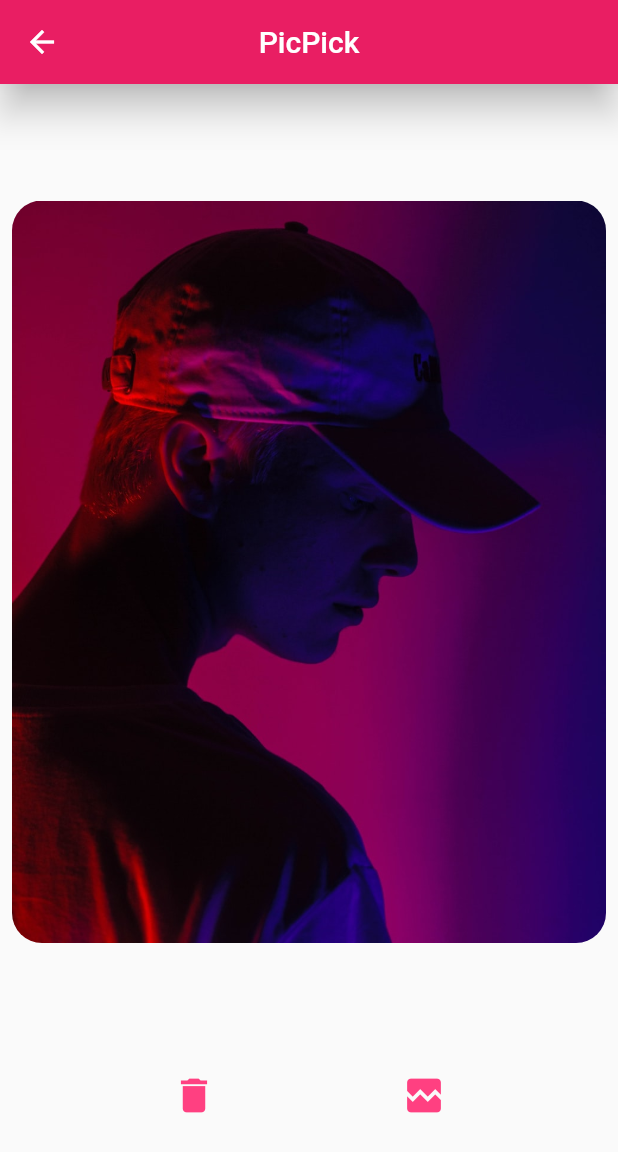
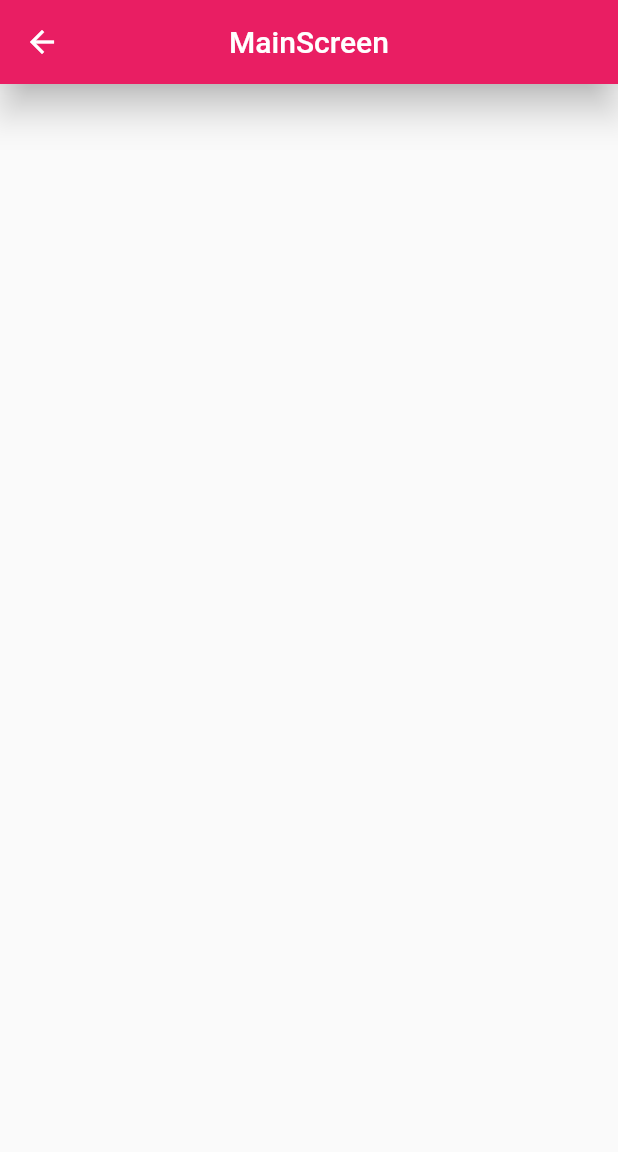
Before and after one commit to TheDechev/PicPick, a Flutter app: the MainScreen screen opened by its route, on a phone screen of 412 x 824 dp. Shown: the top 1152 px of the screen. Run offline on Flutter 3.47's test engine with Material 2 defaults, Android fonts, the phone set to English and light mode, and no system bars; drawn by our look-alikes of badges; our stand-ins replace bloc, equatable, flutter_bloc, loading_indicator, permission_handler; missing offline and left inert: photo_gallery.

Commit message:
Add loading indicator and remove main page logic

```diff
--- a/lib/screens/main_screen.dart
+++ b/lib/screens/main_screen.dart
@@ -3,11 +3,7 @@ import 'dart:math';
 import 'package:badges/badges.dart';
 import 'package:flutter/cupertino.dart';
 import 'package:flutter/material.dart';
-import 'package:local_image_provider/device_image.dart';
-import 'package:local_image_provider/local_image.dart';
 import 'package:picpick/utils/constants.dart';
-import 'package:positioned_tap_detector/positioned_tap_detector.dart';
-import 'package:local_image_provider/local_image_provider.dart' as lip;
 
 class MainScreen extends StatefulWidget {
   static const RouteKey = '/main_screen';
@@ -18,146 +14,15 @@ class MainScreen extends StatefulWidget {
 
 class _MainScreenState extends State<MainScreen> {
   final GlobalKey _imageKey = GlobalKey();
-  List<LocalImage> _loadedImages;
-  Size imageSize;
-  int _numItemsDeleted = 0;
-  bool _updatePicture = false;
-
-  getSizeAndPosition() {
-    RenderBox _imageBox = _imageKey.currentContext.findRenderObject();
-    imageSize = _imageBox.size;
-  }
 
   @override
   Widget build(BuildContext context) {
     return Scaffold(
       appBar: AppBar(
         centerTitle: true,
-        title: Text('PicPick'),
+        title: Text('MainScreen'),
         elevation: 10,
-      ),
-      body: Column(
-        mainAxisAlignment: MainAxisAlignment.spaceEvenly,
-        children: <Widget>[
-          Padding(
-            key: _imageKey,
-            padding: const EdgeInsets.all(8.0),
-            child: PositionedTapDetector(
-              child: ClipRRect(
-                borderRadius: BorderRadius.all(
-                  Radius.circular(20),
-                ),
-                child: _getCurrentImage(),
-              ),
-              onTap: (position) => _printTap('Single tap', position),
-              onDoubleTap: (position) => _printTap('Double tap', position),
-              onLongPress: (position) => _printTap('Long press', position),
-//              doubleTapDelay: Duration(milliseconds: 800),
-            ),
-          ),
-          Row(
-            mainAxisAlignment: MainAxisAlignment.spaceEvenly,
-            children: <Widget>[
-              IconButton(
-                iconSize: 30,
-                onPressed: () {
-                  print('trash pressed - emptying');
-                  setState(() {
-                    _numItemsDeleted = 0;
-                  });
-                },
-                icon: Badge(
-                  showBadge: _numItemsDeleted > 0 ? true : false,
-                  badgeColor: kBadgeColor,
-                  animationType: BadgeAnimationType.slide,
-                  badgeContent: Text(
-                    '$_numItemsDeleted',
-                    style: TextStyle(
-                      color: Colors.white,
-                    ),
-                  ),
-                  child: Icon(
-                    Icons.delete,
-                    color: Colors.pinkAccent,
-                  ),
-                ),
-              ),
-              IconButton(
-                onPressed: () {
-                  //todo: open gallery
-                },
-                icon: Icon(
-                  Icons.broken_image, //todo: change to actual gallery image
-                ),
-                iconSize: 30,
-                color: Colors.pinkAccent,
-              ),
-            ],
-          ),
-        ],
       ),
     );
   }
-
-  Widget _getCurrentImage() {
-    return _loadedImages == null
-        ? Image.asset(
-            kDummyImageAsset,
-            fit: BoxFit.contain,
-          )
-        : _loadedImages.isEmpty
-            ? Image.asset(
-                kDummyImageAsset,
-                fit: BoxFit.contain,
-              )
-            : Image(
-                image: DeviceImage(_loadedImages[_getRandomPictureIndex()]),
-                fit: BoxFit.contain,
-              );
-  }
-
-  int _getRandomPictureIndex() {
-    var rng = new Random();
-
-    if (_loadedImages == null) {
-      print("error, shouldn't get here with an empty images");
-      return 0;
-    }
-
-    if (_loadedImages.isEmpty) {
-      print("error, for some reason the images are empty");
-      return 0;
-    }
-
-    return rng.nextInt(_loadedImages.length);
-  }
-
-  Future<void> handleImages() async {
-    lip.LocalImageProvider imageProvider = lip.LocalImageProvider();
-    bool hasPermission = await imageProvider.initialize();
-    if (hasPermission) {
-      List<LocalImage> images = await imageProvider.findLatest(10);
-      setState(() {
-        _loadedImages = images;
-      });
-      print('got here, images count: ${images.length}');
-      images.forEach((image) => print("The image id is: ${image.id}"));
-    } else {
-      print("The user has denied access to images on their device.");
-    }
-  }
-
-  void _printTap(String gesture, TapPosition position) {
-    getSizeAndPosition();
-    double middleX = imageSize.width / 2;
-    if (position.relative.dx > middleX) {
-      print('right click');
-      handleImages().onError((error, stackTrace) => {print("error")});
-    } else {
-      print('left click');
-      setState(() {
-        _numItemsDeleted++;
-      });
-    }
-  }
 }
--- a/pubspec.yaml
+++ b/pubspec.yaml
@@ -27,13 +27,12 @@ dependencies:
   # The following adds the Cupertino Icons font to your application.
   # Use with the CupertinoIcons class for iOS style icons.
   cupertino_icons: ^0.1.3
-  positioned_tap_detector: ^1.0.3
   badges: ^1.1.1
-  local_image_provider: ^4.0.1
   photo_gallery: ^1.0.1
   permission_handler: ^8.1.4+2
   flutter_bloc: ^7.2.0
   equatable: ^2.0.3
+  loading_indicator: ^3.0.1
 
 dev_dependencies:
   flutter_test:
```
Also changed, not shown: lib/screens/gallery_screen.dart (+12 -7 lines), pubspec.lock.
